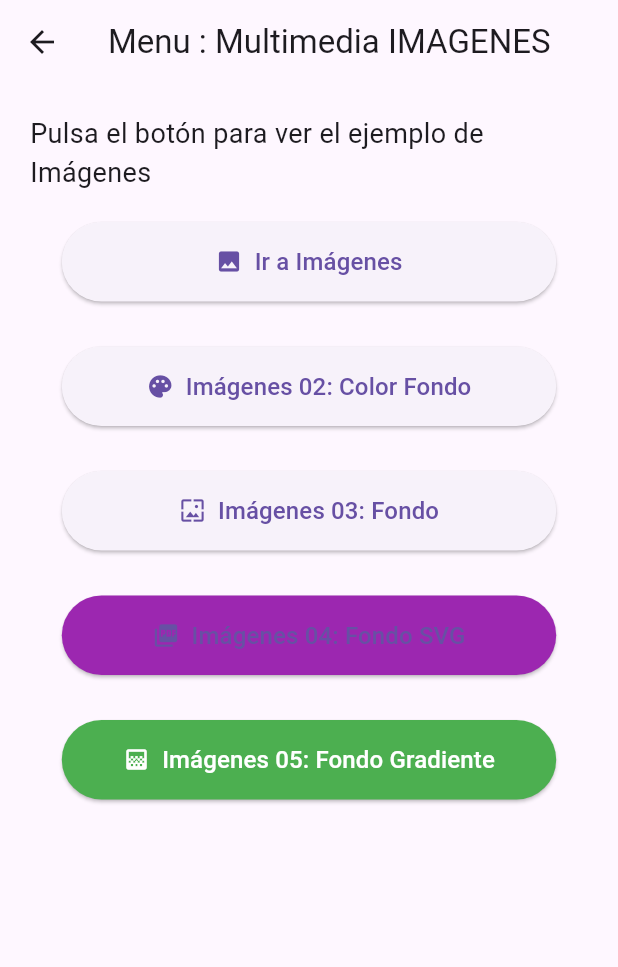
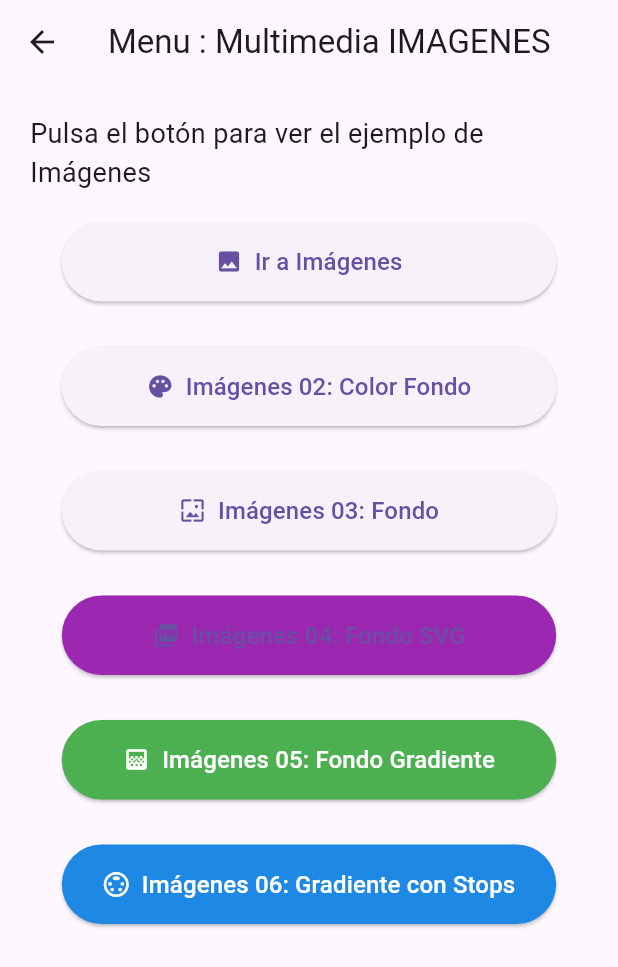
Before and after one commit to 66RAPTOR/multimedia01, a Flutter app: the HomeScreenImages screen opened directly, on a phone screen of 412 x 824 dp. Shown: the top 967 px of the screen. Run offline on Flutter 3.47's test engine with Material 3 defaults, Android fonts, the phone set to English and light mode, and no system bars; our stand-ins replace flutter_svg.

Commit message:
Crear y configurar archivo image_loading_screen_06

```diff
--- a/lib/screen/ExampleImages/home_screen_images.dart
+++ b/lib/screen/ExampleImages/home_screen_images.dart
@@ -8,6 +8,7 @@ import 'package:multimedia01/screen/ExampleImages/image_loading_screen_03.dart';
 import 'package:multimedia01/screen/ExampleImages/image_loading_screen_04.dart';
 
 import 'image_loading_screen_05.dart';
+import 'image_loading_screen_06.dart';
 
 // Función principal de Dart: El punto de entrada de la aplicación.
 void main() {
@@ -169,7 +170,27 @@ class HomeScreenImages extends StatelessWidget {
                 ),
               ),
 
-              // --- NUEVO: Botón de Imágenes 04 (Fondo SVG) ---
+              const SizedBox(height: 30), // Separador
+              SizedBox(
+                width: buttonWidth, // Usamos el ancho adaptativo
+                child: ElevatedButton.icon(
+                  icon: const Icon(Icons.settings_input_svideo), // Icono que sugiere control fino
+                  label: const Text('Imágenes 06: Gradiente con Stops', style: TextStyle(fontSize: 16)),
+                  style: ElevatedButton.styleFrom(
+                    padding: const EdgeInsets.symmetric(vertical: 15),
+                    backgroundColor: const Color(0xFF1E88E5), // Color base del botón.
+                    foregroundColor: Colors.white,
+                  ),
+                  onPressed: () {
+                    Navigator.push(
+                      context,
+                      MaterialPageRoute(
+                        builder: (context) => const ImageLoadingScreen06(),
+                      ),
+                    );
+                  },
+                ),
+              ),
             ],
           ),
         ),
```
Also changed, not shown: lib/screen/ExampleImages/image_loading_screen_06.dart (added, +76 -0 lines).
